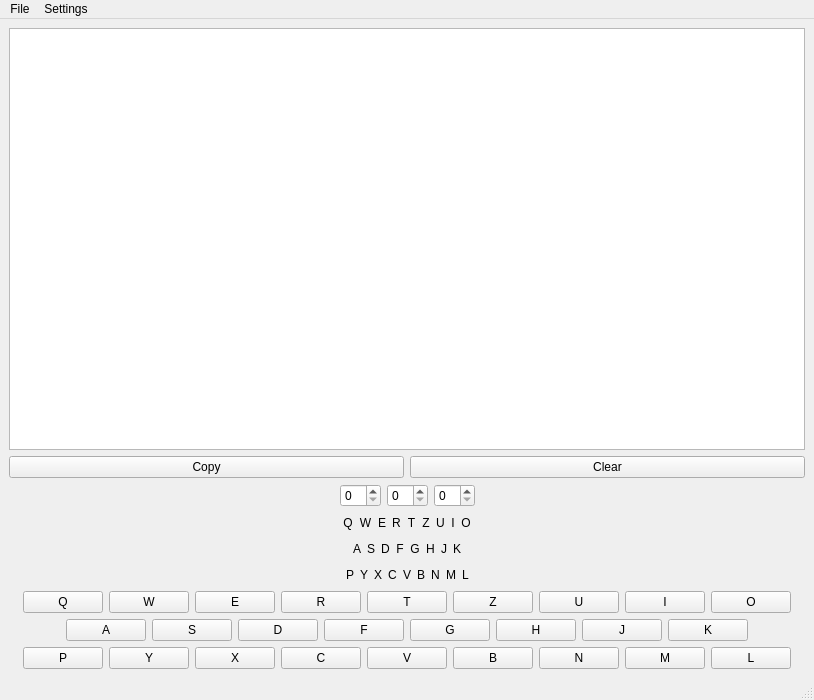
The window that mainwindow.ui (Ilya-Belyanov/Enigma) describes before a commit, drawn with Qt 5.
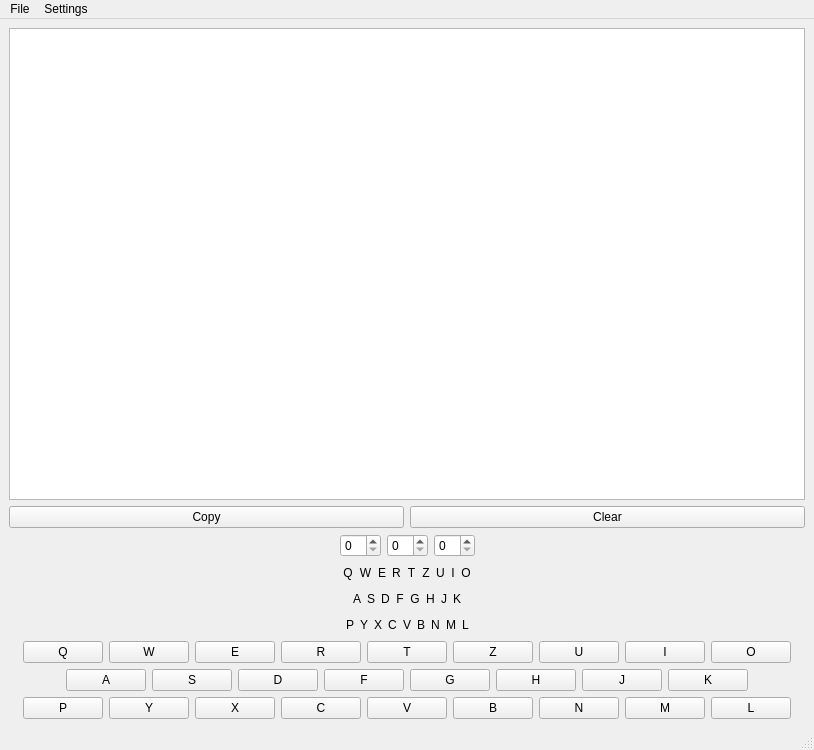
The same window after the commit.

```diff
--- a/mainwindow.ui
+++ b/mainwindow.ui
@@ -7,19 +7,19 @@
     <x>0</x>
     <y>0</y>
     <width>814</width>
-    <height>700</height>
+    <height>750</height>
    </rect>
   </property>
   <property name="minimumSize">
    <size>
     <width>814</width>
-    <height>700</height>
+    <height>750</height>
    </size>
   </property>
   <property name="maximumSize">
    <size>
     <width>814</width>
-    <height>700</height>
+    <height>750</height>
    </size>
   </property>
   <property name="windowTitle">
```
